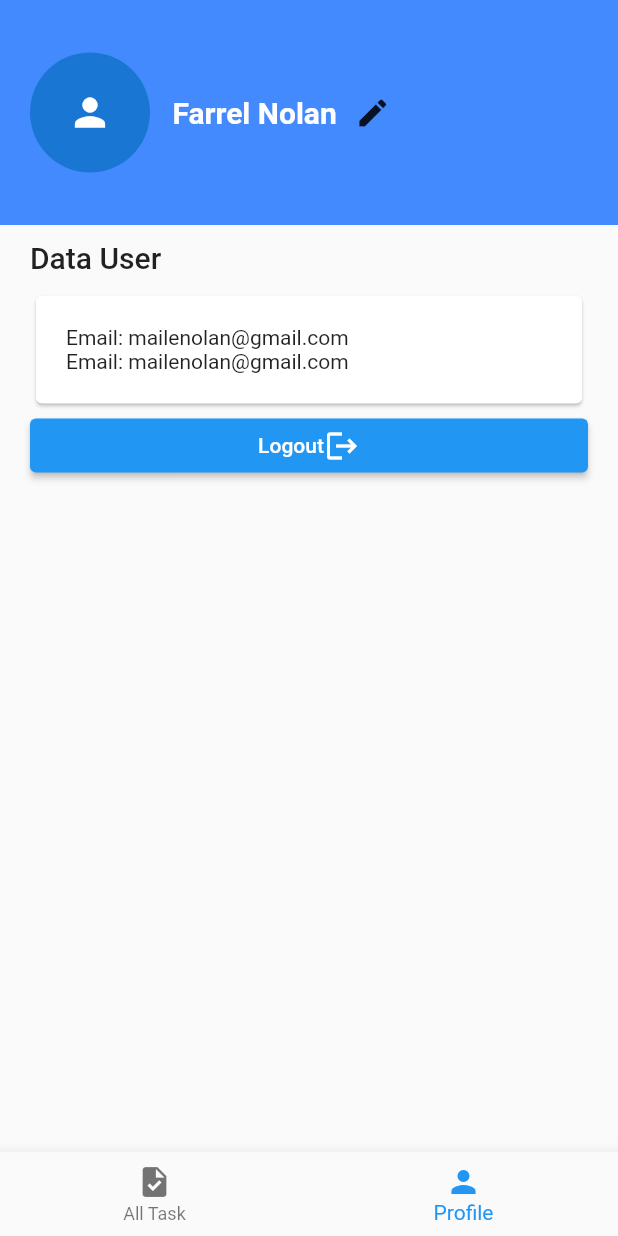
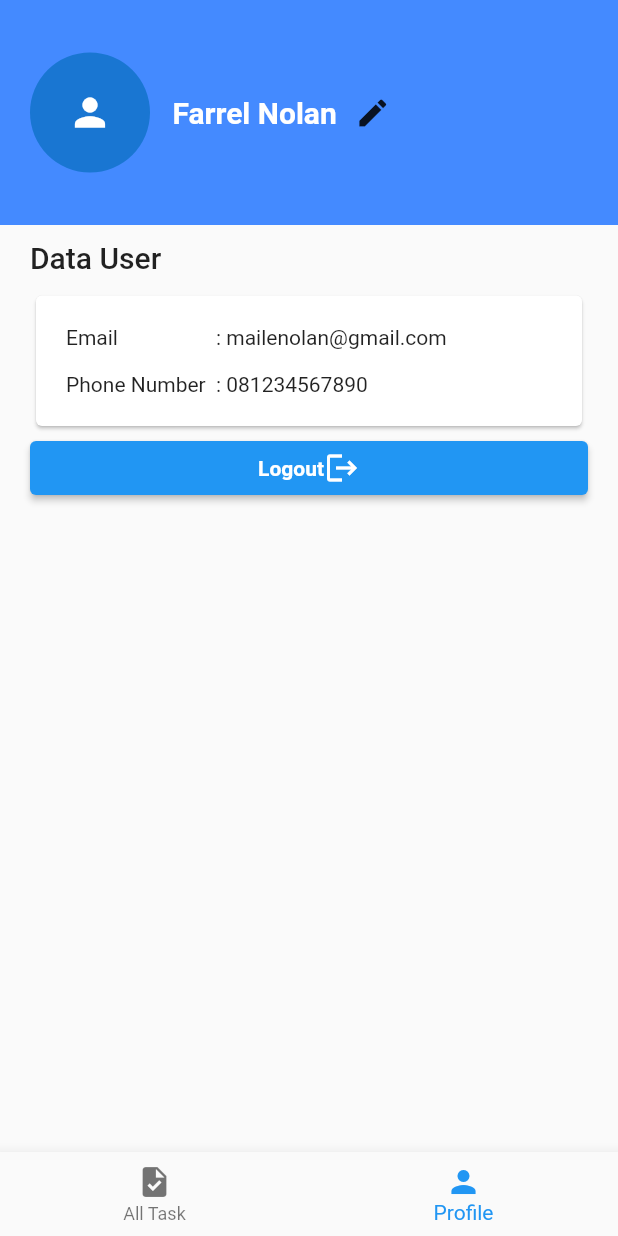
Before and after one commit to fanolans/ontask, a Flutter app: the screen it shows once a user with an empty profile is signed in, item 2 of the bottom bar chosen, on a phone screen of 412 x 824 dp. Run offline on Flutter 3.47's test engine with Material 2 defaults, Android fonts, the phone set to English and light mode, and no system bars; our stand-ins replace cloud_firestore, firebase_auth, firebase_core, google_maps_flutter, location; accounts and stored records are empty.

Commit message:
remove unused container

```diff
--- a/lib/screens/profile_screen.dart
+++ b/lib/screens/profile_screen.dart
@@ -12,7 +12,6 @@ class _ProfileScreenState extends State<ProfileScreen> {
   @override
   Widget build(BuildContext context) {
     return SafeArea(
-      child: Container(
       child: Column(
         crossAxisAlignment: CrossAxisAlignment.start,
         children: [
@@ -66,21 +65,26 @@ class _ProfileScreenState extends State<ProfileScreen> {
                 child: Column(
                   children: [
                     Row(
-                        children: [
-                          Container(
-                            child: const Text('Email'),
+                      children: const [
+                        SizedBox(
+                          width: 100,
+                          child: Text('Email'),
                         ),
-                          const Text(': '),
-                          const Text('mailenolan@gmail.com')
+                        Text(': '),
+                        Text('mailenolan@gmail.com')
                       ],
                     ),
+                    const SizedBox(
+                      height: 15,
+                    ),
                     Row(
-                        children: [
-                          Container(
-                            child: const Text('Email'),
+                      children: const [
+                        SizedBox(
+                          width: 100,
+                          child: Text('Phone Number'),
                         ),
-                          const Text(': '),
-                          const Text('mailenolan@gmail.com')
+                        Text(': '),
+                        Text('081234567890')
                       ],
                     )
                   ],
@@ -97,7 +101,13 @@ class _ProfileScreenState extends State<ProfileScreen> {
               child: Row(
                 mainAxisAlignment: MainAxisAlignment.center,
                 children: const [
-                    Text('Logout'),
+                  Text(
+                    'Logout',
+                    style: TextStyle(
+                      fontSize: 14,
+                      fontWeight: FontWeight.bold,
+                    ),
+                  ),
                   Icon(Icons.logout),
                 ],
               ),
@@ -105,7 +115,6 @@ class _ProfileScreenState extends State<ProfileScreen> {
           ),
         ],
       ),
-      ),
     );
   }
 }
```
Lines whose indentation alone changed are shown as unchanged.
